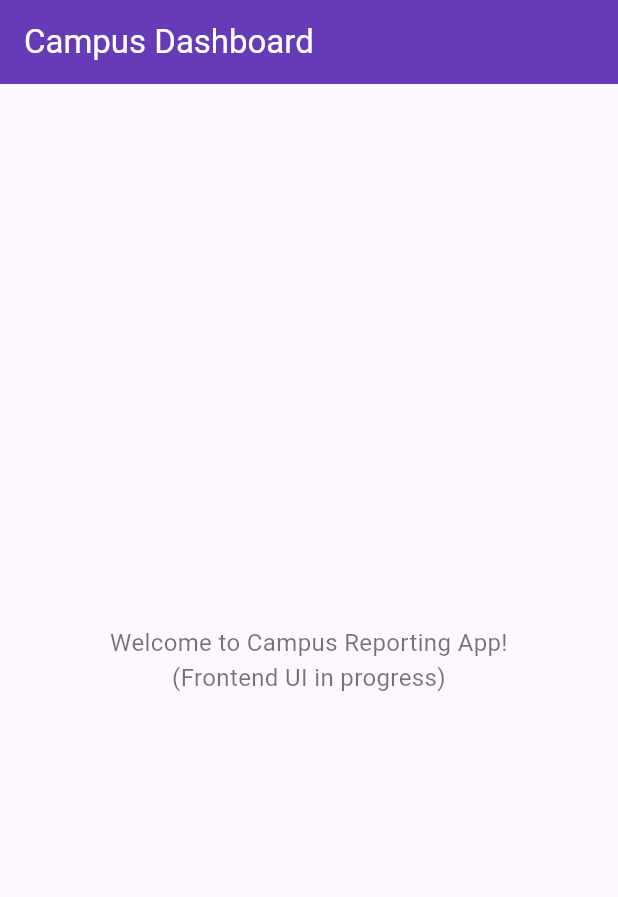
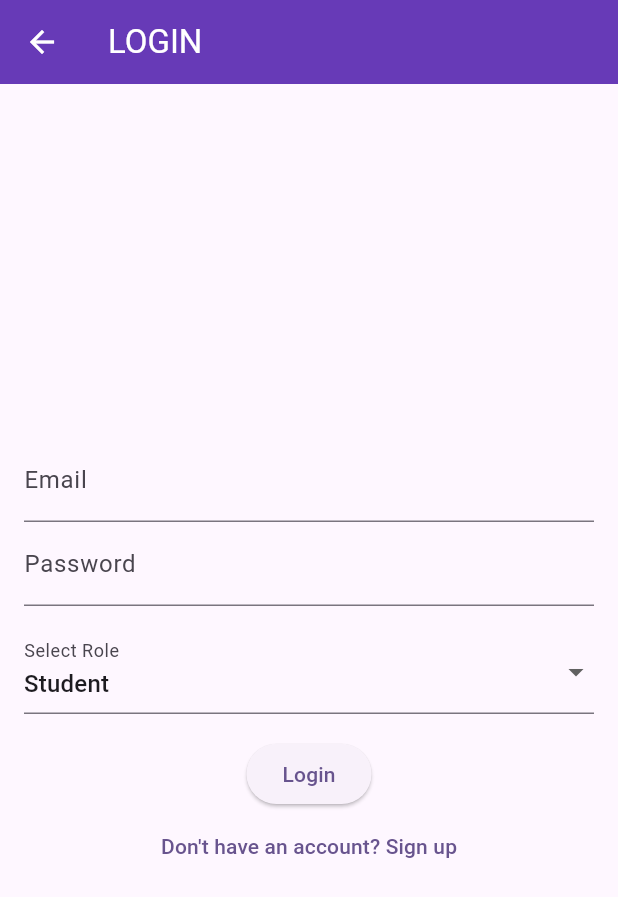
Before and after one commit to nIgihozo/CampusReportingApp, a Flutter app: the LoginScreen screen opened directly, on a phone screen of 412 x 824 dp. Shown: the top 897 px of the screen. Run offline on Flutter 3.47's test engine with Material 3 defaults, Android fonts, the phone set to English and light mode, and no system bars; our stand-ins replace firebase_core, flutter_dotenv; accounts and stored records are empty.

Commit message:
Adding fronted UI for Create account and Login pages

```diff
--- a/lib/screens/login_screen.dart
+++ b/lib/screens/login_screen.dart
@@ -1,21 +1,79 @@
 import 'package:flutter/material.dart';
+import 'home_screen.dart';
+import 'signup_screen.dart';
 
-class LoginScreen extends StatelessWidget {
+
+class LoginScreen extends StatefulWidget {
   const LoginScreen({super.key});
+
+  @override
+  State<LoginScreen> createState() => _LoginScreenState();
+}
+
+class _LoginScreenState extends State<LoginScreen> {
+  final _emailController = TextEditingController();
+  final _passwordController = TextEditingController();
+  String _selectRole = 'Student'; // Default selected role
 
   @override
   Widget build(BuildContext context) {
     return Scaffold(
       appBar: AppBar(
-        title: const Text("Campus Dashboard"),
+        title: const Text("LOGIN"),
         backgroundColor: Colors.deepPurple,
         foregroundColor: Colors.white,
       ),
-      body: const Center(
-        child: Text(
-          "Welcome to Campus Reporting App!\n(Frontend UI in progress)",
-          textAlign: TextAlign.center,
-          style: TextStyle(fontSize: 16, color: Colors.black54),
+      body: Padding(
+        padding: const EdgeInsets.all(16.0),
+        child: Column(
+          mainAxisAlignment: MainAxisAlignment.center,
+          children: [
+            TextField(
+              controller: _emailController,
+              decoration: const InputDecoration(labelText: 'Email'),
+            ),
+            TextField(
+              controller: _passwordController,
+              decoration: const InputDecoration(labelText: 'Password'),
+              obscureText: true,
+            ),
+            const SizedBox(height: 16),
+            DropdownButtonFormField<String>(
+              initialValue: _selectRole,
+              items: ['Student', 'Faculty', 'Admin']
+                  .map((role) => DropdownMenuItem(
+                        value: role,
+                        child: Text(role),
+                      ))
+                  .toList(),
+              onChanged: (value) {
+                setState(() {
+                  _selectRole = value!;
+                });
+              },
+              decoration: const InputDecoration(labelText: 'Select Role'),
+            ),
+            const SizedBox(height: 16),
+            ElevatedButton(
+              onPressed: () {
+                // Handle login logic here
+                Navigator.pushReplacement(
+                  context,
+                  MaterialPageRoute(builder: (context) => const HomeScreen()),
+                );
+              },
+              child: const Text('Login'),
+            ),
+            TextButton(
+              onPressed: () {
+                Navigator.push(
+                  context,
+                  MaterialPageRoute(builder: (context) => const SignupScreen()),
+                );
+              },
+              child: const Text('Don\'t have an account? Sign up'),
+            ),
+          ],
         ),
       ),
     );
```
Also changed, not shown: lib/screens/home_screen.dart (added, +23 -0 lines), lib/screens/signup_screen.dart (added, +123 -0 lines).
